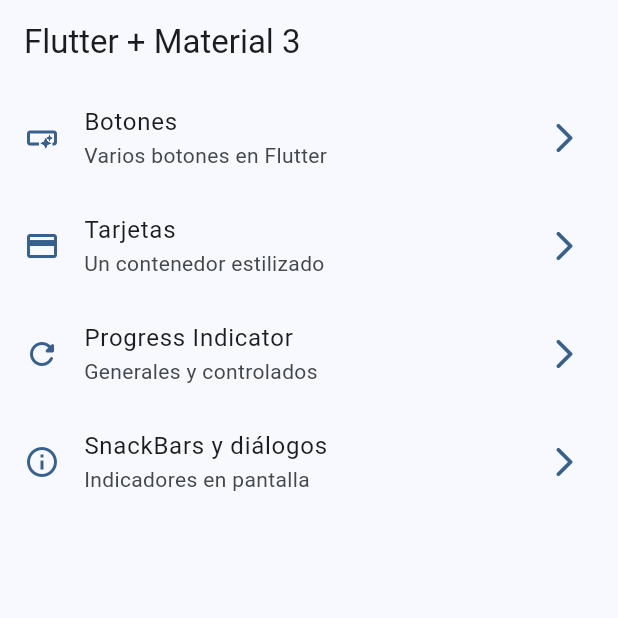
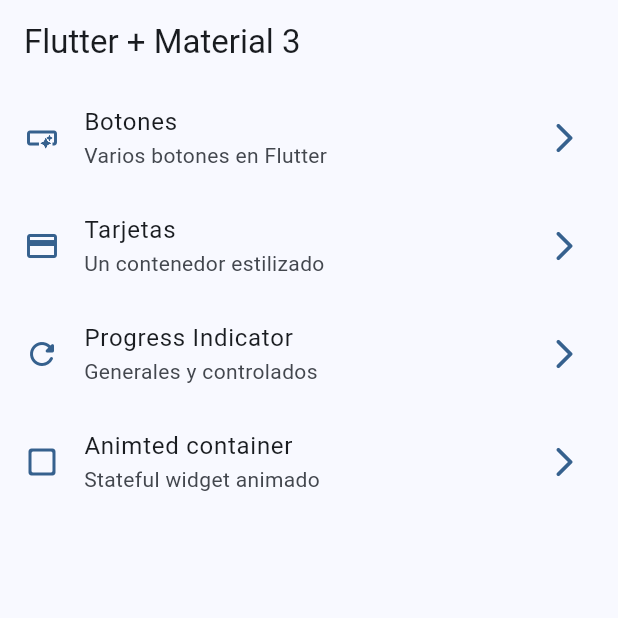
Before and after one commit to amandabrodriguez/widgets_app, a Flutter app: the screen it shows after launch, on a phone screen of 412 x 824 dp, the top half of it. Run offline on Flutter 3.47's test engine with Material 2 defaults, Android fonts, the phone set to English and light mode, and no system bars; our stand-ins replace go_router.

Commit message:
animated container finished

```diff
--- a/lib/config/menu/menu_items.dart
+++ b/lib/config/menu/menu_items.dart
@@ -34,9 +34,9 @@ const appMenuItems = <MenuItem>[
     icon: Icons.refresh_rounded,
   ),
   MenuItem(
-    title: 'SnackBars y diálogos',
-    subtitle: 'Indicadores en pantalla',
-    link: '/snackbars',
-    icon: Icons.info_outline,
+    title: 'Animted container',
+    subtitle: 'Stateful widget animado',
+    link: '/animated',
+    icon: Icons.check_box_outline_blank_rounded,
   ),
 ];
--- a/lib/config/router/app_router.dart
+++ b/lib/config/router/app_router.dart
@@ -28,5 +28,10 @@ final appRouter = GoRouter(
       name: SnackBarScreen.name,
       builder: (context, state) => const SnackBarScreen(),
     ),
+    GoRoute(
+      path: '/animated',
+      name: AnimatedScreen.name,
+      builder: (context, state) => const AnimatedScreen(),
+    ),
   ],
 );
```
Also changed, not shown: lib/presentation/screens/animated/animated_screen.dart (+47 -2 lines).
